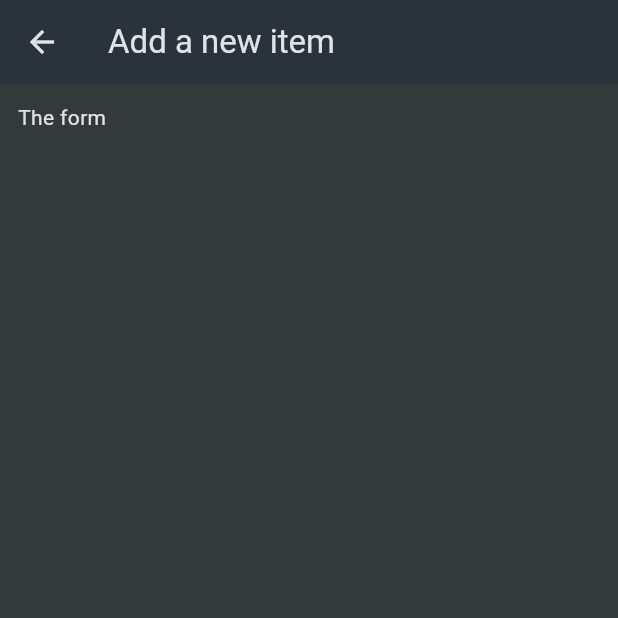
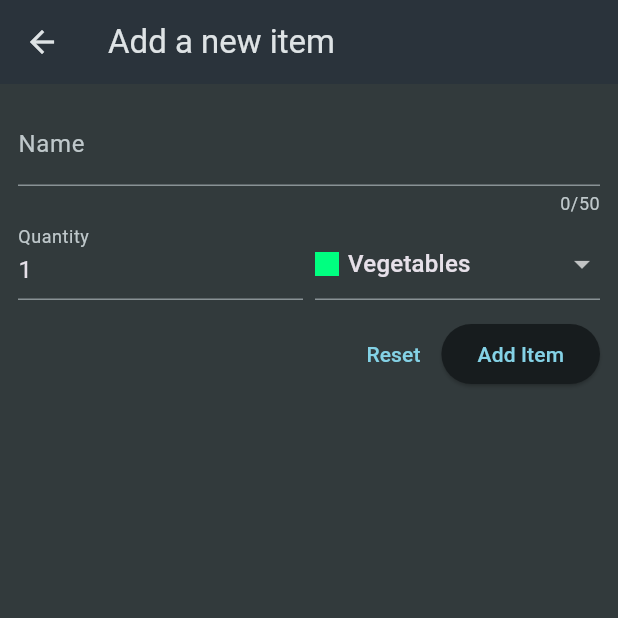
Before and after one commit to weas3ls/flutter-shopping-list, a Flutter app: the screen it shows after launch, after a tap on the "add" icon, on a phone screen of 412 x 824 dp, the top half of it. Run offline on Flutter 3.47's test engine with Material 3 defaults, Android fonts, the phone set to English and light mode, and no system bars.

Commit message:
implement new item form and list management

```diff
--- a/lib/widgets/grocery_list.dart
+++ b/lib/widgets/grocery_list.dart
@@ -1,6 +1,6 @@
 import 'package:flutter/material.dart';
 
-import 'package:shopping_list/data/dummy_items.dart';
+import 'package:shopping_list/models/grocery_item.dart';
 import 'package:shopping_list/widgets/new_item.dart';
 
 class GroceryList extends StatefulWidget {
@@ -11,35 +11,65 @@ class GroceryList extends StatefulWidget {
 }
 
 class _GroceryListState extends State<GroceryList> {
-  void _addItem() {
-    Navigator.of(context).push(
+  final List<GroceryItem> _groceryItems = [];
+
+  void _addItem() async {
+    final newItem = await Navigator.of(context).push<GroceryItem>(
       MaterialPageRoute(
         builder: (ctx) => const NewItem(),
       ),
     );
+
+    if (newItem == null) {
+      return;
+    }
+
+    setState(() {
+      _groceryItems.add(newItem);
+    });
+  }
+
+  void _removeItem(GroceryItem item) {
+    setState(() {
+      _groceryItems.remove(item);
+    });
   }
 
   @override
   Widget build(BuildContext context) {
+    Widget content = const Center(
+      child: Text('No items added yet.'),
+    );
+
+    if (_groceryItems.isNotEmpty) {
+      content = ListView.builder(
+        itemCount: _groceryItems.length,
+        itemBuilder: (ctx, idx) => Dismissible(
+          onDismissed: (direction) {
+            _removeItem(_groceryItems[idx]);
+          },
+          key: ValueKey(_groceryItems[idx].id),
+          child: ListTile(
+            title: Text(_groceryItems[idx].name),
+            leading: Container(
+              width: 24,
+              height: 24,
+              color: _groceryItems[idx].category.color,
+            ),
+            trailing: Text(
+              _groceryItems[idx].quantity.toString(),
+            ),
+          ),
+        ),
+      );
+    }
+
     return Scaffold(
       appBar: AppBar(
         title: const Text('Your Groceries'),
         actions: [IconButton(onPressed: _addItem, icon: const Icon(Icons.add))],
       ),
-      body: ListView.builder(
-        itemCount: groceryItems.length,
-        itemBuilder: (ctx, idx) => ListTile(
-          title: Text(groceryItems[idx].name),
-          leading: Container(
-            width: 24,
-            height: 24,
-            color: groceryItems[idx].category.color,
-          ),
-          trailing: Text(
-            groceryItems[idx].quantity.toString(),
-          ),
-        ),
-      ),
+      body: content,
     );
   }
 }
--- a/lib/widgets/new_item.dart
+++ b/lib/widgets/new_item.dart
@@ -1,4 +1,8 @@
 import 'package:flutter/material.dart';
+
+import 'package:shopping_list/data/categories.dart';
+import 'package:shopping_list/models/category.dart';
+import 'package:shopping_list/models/grocery_item.dart';
 
 class NewItem extends StatefulWidget {
   const NewItem({super.key});
@@ -10,15 +14,122 @@ class NewItem extends StatefulWidget {
 }
 
 class _NewItemState extends State<NewItem> {
+  final _formKey = GlobalKey<FormState>();
+  var _enteredName = '';
+  var _enteredQuantity = 1;
+  var _selectedCategory = categories[Categories.vegetables]!;
+
+  void _saveItem() {
+    if (_formKey.currentState!.validate()) {
+      _formKey.currentState!.save();
+      Navigator.of(context).pop(
+        GroceryItem(
+          id: DateTime.now().toString(),
+          name: _enteredName,
+          quantity: _enteredQuantity,
+          category: _selectedCategory,
+        ),
+      );
+    }
+  }
+
   @override
   Widget build(BuildContext context) {
     return Scaffold(
       appBar: AppBar(
         title: const Text('Add a new item'),
       ),
-      body: const Padding(
-        padding: EdgeInsets.all(12),
-        child: Text('The form'),
+      body: Padding(
+        padding: const EdgeInsets.all(12),
+        child: Form(
+          key: _formKey,
+          child: Column(
+            children: [
+              TextFormField(
+                maxLength: 50,
+                decoration: const InputDecoration(
+                  label: Text('Name'),
+                ),
+                validator: (val) => val == null ||
+                        val.isEmpty ||
+                        val.trim().length <= 1 ||
+                        val.trim().length > 50
+                    ? 'Must be between 1 and 50 characters'
+                    : null,
+                onSaved: (val) {
+                  _enteredName = val!;
+                },
+              ),
+              Row(
+                crossAxisAlignment: CrossAxisAlignment.end,
+                children: [
+                  Expanded(
+                    child: TextFormField(
+                      decoration: const InputDecoration(
+                        label: Text('Quantity'),
+                      ),
+                      keyboardType: TextInputType.number,
+                      initialValue: _enteredQuantity.toString(),
+                      validator: (val) => val == null ||
+                              val.isEmpty ||
+                              int.tryParse(val) == null ||
+                              int.tryParse(val)! <= 0
+                          ? 'Must be a valid, positive number'
+                          : null,
+                      onSaved: (val) {
+                        _enteredQuantity = int.parse(val!);
+                      },
+                    ),
+                  ),
+                  const SizedBox(width: 8),
+                  Expanded(
+                    child: DropdownButtonFormField(
+                      value: _selectedCategory,
+                      items: [
+                        for (final category in categories.entries)
+                          DropdownMenuItem(
+                            value: category.value,
+                            child: Row(
+                              children: [
+                                Container(
+                                  width: 16,
+                                  height: 16,
+                                  color: category.value.color,
+                                ),
+                                const SizedBox(width: 6),
+                                Text(category.value.title)
+                              ],
+                            ),
+                          )
+                      ],
+                      onChanged: (val) {
+                        setState(() {
+                          _selectedCategory = val!;
+                        });
+                      },
+                    ),
+                  ),
+                ],
+              ),
+              const SizedBox(height: 12),
+              Row(
+                mainAxisAlignment: MainAxisAlignment.end,
+                children: [
+                  TextButton(
+                    onPressed: () {
+                      _formKey.currentState!.reset();
+                    },
+                    child: const Text('Reset'),
+                  ),
+                  ElevatedButton(
+                    onPressed: _saveItem,
+                    child: const Text('Add Item'),
+                  ),
+                ],
+              )
+            ],
+          ),
+        ),
       ),
     );
   }
```
Also changed, not shown: lib/data/dummy_items.dart (deleted, +0 -21 lines).
